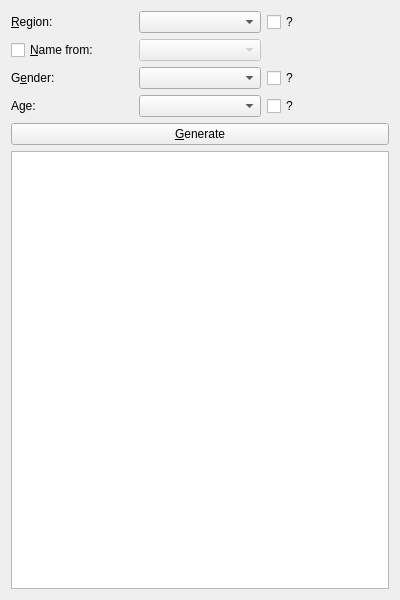
Before: the Qt Designer form UI/NPCGeneratorWidget.ui in andreassch/RPGAssistant, drawn with Qt 5.
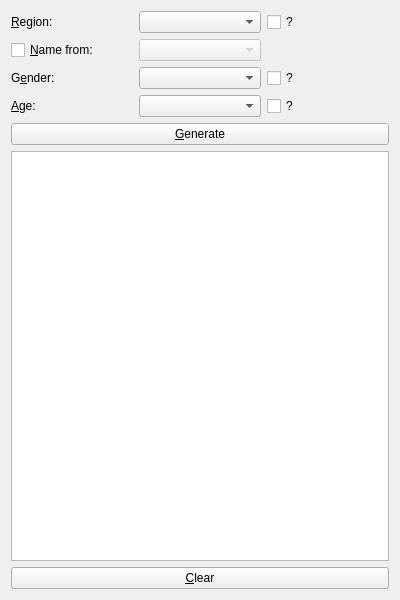
After: the same form once the commit is applied. Icons and pictures are not drawn.

Commit message: In the NPC generator tool, append new random NPC instead of overwriting the previous one.

Diff of the .ui file:
```diff
--- a/UI/NPCGeneratorWidget.ui
+++ b/UI/NPCGeneratorWidget.ui
@@ -77,7 +77,10 @@
      <item row="3" column="0">
       <widget class="QLabel" name="labelAge">
        <property name="text">
-        <string>Age:</string>
+        <string>&amp;Age:</string>
+       </property>
+       <property name="buddy">
+        <cstring>comboAge</cstring>
        </property>
       </widget>
      </item>
@@ -103,6 +106,13 @@
    <item>
     <widget class="QTextEdit" name="textDescription"/>
    </item>
+   <item>
+    <widget class="QPushButton" name="buttonClear">
+     <property name="text">
+      <string>&amp;Clear</string>
+     </property>
+    </widget>
+   </item>
   </layout>
  </widget>
  <resources>
```
The commit also changes 2 other files.
